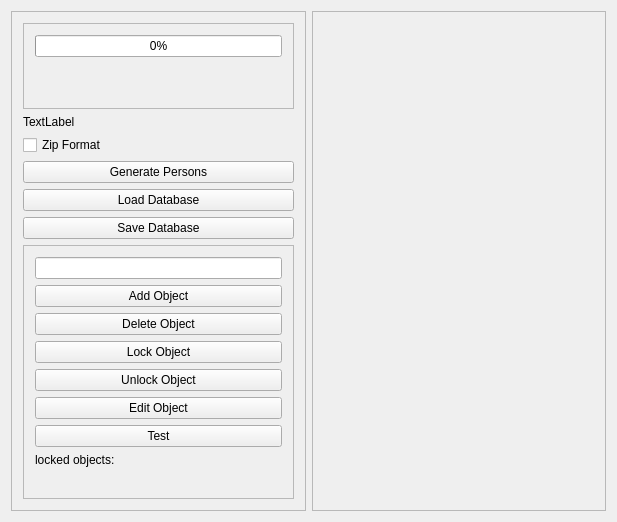
Before: the Qt Designer form Examples/DatabaseAsync/MainWindow.ui in KROIA/JsonDatabase, drawn with Qt 5.
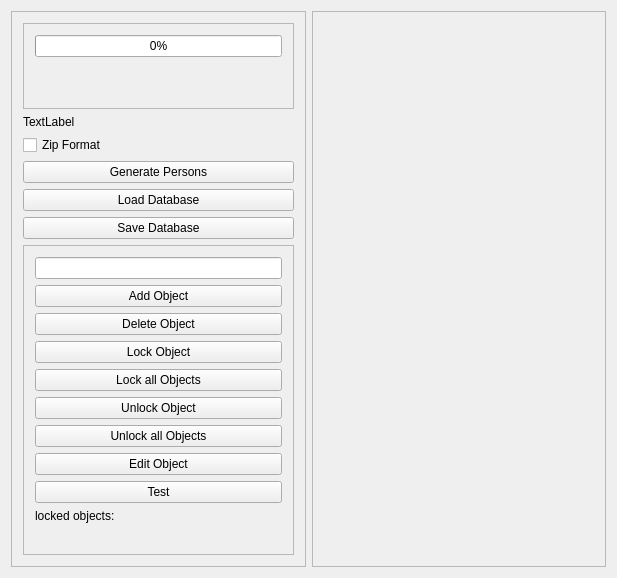
After: the same form once the commit is applied.

What changed in the file:
```diff
--- a/Examples/DatabaseAsync/MainWindow.ui
+++ b/Examples/DatabaseAsync/MainWindow.ui
@@ -7,7 +7,7 @@
     <x>0</x>
     <y>0</y>
     <width>617</width>
-    <height>507</height>
+    <height>562</height>
    </rect>
   </property>
   <property name="windowTitle">
@@ -142,6 +142,13 @@
            </property>
           </widget>
          </item>
+         <item>
+          <widget class="QPushButton" name="lockAllObjects_pushButton">
+           <property name="text">
+            <string>Lock all Objects</string>
+           </property>
+          </widget>
+         </item>
          <item>
           <widget class="QPushButton" name="unlockObject_pushButton">
            <property name="text">
@@ -149,6 +156,13 @@
            </property>
           </widget>
          </item>
+         <item>
+          <widget class="QPushButton" name="unlockAllObjects_pushButton">
+           <property name="text">
+            <string>Unlock all Objects</string>
+           </property>
+          </widget>
+         </item>
          <item>
           <widget class="QPushButton" name="editObject_pushButton">
            <property name="text">
```
